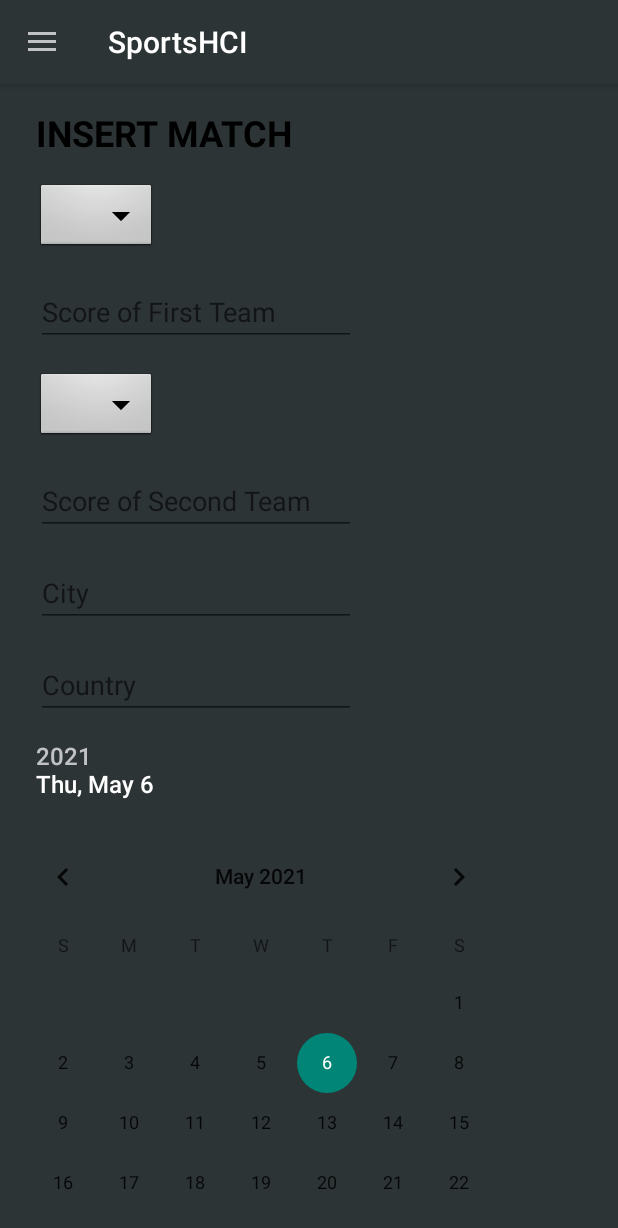
After one commit to Jorgy27/SportsHCI, an Android app: the fragment AddTeamMatch placed in its activity, on a phone screen of 412 x 824 dp. The commit adds this screen. Shown: the top 1228 px of the screen. Run offline under Robolectric (Android 15) with nearby library versions, the phone set to English and light mode, and no system bars; our stand-ins replace Firebase (no records; nobody signed in at launch, a user with empty details on screens opened directly), Room's generated code; 2 statements that could not run were skipped.

Commit message:
You can now insert Team Matches on the cloud database using the app. I also updated the local database with new queries for athletes and teams so we can search them based on their sport.

```diff
--- /dev/null
+++ b/app/src/main/java/com/example/sportshci/Matches/AddTeamMatch.java
@@ -0,0 +1,214 @@
+package com.example.sportshci.Matches;
+
+import android.os.Build;
+import android.os.Bundle;
+
+import androidx.annotation.NonNull;
+import androidx.annotation.RequiresApi;
+import androidx.fragment.app.Fragment;
+
+import android.util.Log;
+import android.view.LayoutInflater;
+import android.view.View;
+import android.view.ViewGroup;
+import android.widget.AdapterView;
+import android.widget.ArrayAdapter;
+import android.widget.Button;
+import android.widget.DatePicker;
+import android.widget.EditText;
+import android.widget.Spinner;
+import android.widget.TimePicker;
+import android.widget.Toast;
+
+import com.example.sportshci.FirestoreDB.TeamMatches;
+import com.example.sportshci.R;
+import com.example.sportshci.Room.Athlete;
+import com.example.sportshci.Room.Sport;
+import com.example.sportshci.Room.Team;
+import com.example.sportshci.SideMenuActivity;
+import com.google.android.gms.tasks.OnCompleteListener;
+import com.google.android.gms.tasks.OnSuccessListener;
+import com.google.android.gms.tasks.Task;
+import com.google.firebase.firestore.DocumentReference;
+import com.google.firebase.firestore.Query;
+import com.google.firebase.firestore.QuerySnapshot;
+
+import java.util.ArrayList;
+import java.util.Calendar;
+import java.util.Date;
+import java.util.GregorianCalendar;
+import java.util.HashMap;
+import java.util.List;
+import java.util.Map;
+
+
+public class AddTeamMatch extends  Fragment implements AdapterView.OnItemSelectedListener{
+    EditText townTxt,countryTxt,score1Txt,score2Txt;
+    DatePicker datePicker;
+    TimePicker timePicker;
+    Button submit;
+    View view;
+    List<Team> teamList;
+    String team1Name,team2Name;
+
+    @Override
+    public void onCreate(Bundle savedInstanceState) {
+        super.onCreate(savedInstanceState);
+    }
+
+    @RequiresApi(api = Build.VERSION_CODES.M)
+    @Override
+    public View onCreateView(LayoutInflater inflater, ViewGroup container,
+                             Bundle savedInstanceState) {
+        // Inflate the layout for this fragment
+        view = inflater.inflate(R.layout.fragment_add_team_match, container, false);
+
+        townTxt = view.findViewById(R.id.insertTeamMatchCity);
+        countryTxt = view.findViewById(R.id.insertTeamMatchCountry);
+        score1Txt = view.findViewById(R.id.insertTeamMatchScore1);
+        score2Txt = view.findViewById(R.id.insertTeamMatchScore2);
+        datePicker = (DatePicker) view.findViewById(R.id.insertTeamMatchDate_picker);
+        timePicker = (TimePicker) view.findViewById(R.id.insertTeamMatchTime_picker);
+
+        CreateTeamsDropDownSpinner();
+        InstantiateSubmitButton();
+
+        return view;
+    }
+
+    @RequiresApi(api = Build.VERSION_CODES.M)
+    private void InstantiateSubmitButton() {
+        submit = view.findViewById(R.id.insertTeamMatchSubmitBtn);
+
+        submit.setOnClickListener((v -> {
+            int var_score1=0;
+            int var_score2=0;
+
+            String var_city = townTxt.getText().toString();
+            String var_country = countryTxt.getText().toString();
+            String var_score1Txt = score1Txt.getText().toString();
+            String var_score2Txt = score2Txt.getText().toString();
+            String var_gender = SideMenuActivity.clickedSport.getGender();
+            String var_sport = SideMenuActivity.clickedSport.getName();
+
+            if(var_score1Txt!="" && var_score2Txt!=""){
+                var_score1 = Integer.parseInt(var_score1Txt);
+                var_score2 = Integer.parseInt(var_score2Txt);
+            }
+
+            Calendar calendar = new GregorianCalendar(datePicker.getMonth()
+                    ,datePicker.getDayOfMonth()
+                    ,datePicker.getYear()
+                    ,timePicker.getHour()
+                    ,timePicker.getMinute());
+            Date var_dateTime = calendar.getTime();
+
+            Map<String,String> var_teams = new HashMap<String,String>();
+            Map<String,Integer> var_scores = new HashMap<String,Integer>();
+
+            var_teams.put("team1",team1Name);
+            var_teams.put("team2",team2Name);
+            var_scores.put("team1",var_score1);
+            var_scores.put("team2",var_score2);
+
+            SideMenuActivity.db
+                    .collection("Matches")
+                    .document("TeamMatch")
+                    .collection("T_Matches")
+                    .orderBy("code", Query.Direction.DESCENDING).limit(1)
+                    .get()
+                    .addOnSuccessListener(new OnSuccessListener<QuerySnapshot>()
+                    {
+                        @Override
+                        public void onSuccess(QuerySnapshot queryDocumentSnapshots)
+                        {
+
+                            List<TeamMatches> team = new ArrayList<>();
+                            team = queryDocumentSnapshots.toObjects(TeamMatches.class);
+                            int code = team.get(0).getCode()+1;
+
+                            TeamMatches teamMatch = new TeamMatches();
+                            teamMatch.setCode(code);
+                            teamMatch.setSport(var_sport);
+                            teamMatch.setCity(var_city);
+                            teamMatch.setCountry(var_country);
+                            teamMatch.setGender(var_gender);
+                            teamMatch.setDate(var_dateTime);
+                            teamMatch.setTeams(var_teams);
+                            teamMatch.setScores(var_scores);
+
+                            insertTeamMatch(code,teamMatch);
+                        }
+
+                    });
+        }));
+
+
+    }
+
+    private void insertTeamMatch(int code,TeamMatches teamMatch){
+        SideMenuActivity.db
+                .collection("Matches")
+                .document("TeamMatch")
+                .collection("T_Matches")
+                .document(""+code)
+                .set(teamMatch)
+                .addOnCompleteListener(new OnCompleteListener<Void>() {
+                    @Override
+                    public void onComplete(@NonNull Task<Void> task) {
+                        Toast.makeText(getActivity(),"Team Match Added",Toast.LENGTH_LONG).show();
+                    }
+                })
+                .addOnFailureListener((e)->{
+                    Toast.makeText(getActivity(),"add team match failed",Toast.LENGTH_LONG).show();
+                });
+    }
+
+    private void CreateTeamsDropDownSpinner() {
+
+
+        int sport = SideMenuActivity.myDatabase.myDao().getSportIdByName(SideMenuActivity.clickedSport.getName());
+        teamList = SideMenuActivity.myDatabase.myDao().getTeamsBySport(sport);
+
+        Spinner team1Dropdown = view.findViewById(R.id.insertTeamMatchTeam1Spinner);
+        Spinner team2Dropdown = view.findViewById(R.id.insertTeamMatchTeam2Spinner);
+        String[] items = new String[teamList.size()];
+
+        for(int i=0;i<items.length;i++)
+        {
+            items[i]=teamList.get(i).getName();
+        }
+        //String[] items = new String[]{"Male","Female"};
+        ArrayAdapter<String> adapter = new ArrayAdapter<>(getActivity(),android.R.layout.simple_spinner_item, items);
+        team1Dropdown.setAdapter(adapter);
+        team1Dropdown.setOnItemSelectedListener(this);
+
+        team2Dropdown.setAdapter(adapter);
+        team2Dropdown.setOnItemSelectedListener(this);
+
+    }
+
+    @Override
+    public void onItemSelected(AdapterView<?> parent, View view, int position, long id) {
+        if(parent.getId()==R.id.insertTeamMatchTeam1Spinner)
+        {
+            team1Name=teamList.get(position).getName();
+            //genderText=parent.getItemAtPosition(position).toString();
+        }else if(parent.getId()==R.id.insertTeamMatchTeam2Spinner)
+        {
+            team2Name = teamList.get(position).getName();
+        }
+    }
+
+    @Override
+    public void onNothingSelected(AdapterView<?> parent) {
+        if(parent.getId()==R.id.insertTeamMatchTeam1Spinner)
+        {
+            team1Name=null;
+            //genderText=parent.getItemAtPosition(position).toString();
+        }else if(parent.getId()==R.id.insertTeamMatchTeam2Spinner)
+        {
+            team2Name = null;
+        }
+    }
+}
--- a/app/src/main/java/com/example/sportshci/Room/MyDao.java
+++ b/app/src/main/java/com/example/sportshci/Room/MyDao.java
@@ -36,6 +36,9 @@ public interface MyDao {
     @Query("SELECT * FROM ATHLETES")
     public List<Athlete> getAthletes();
 
+    @Query("SELECT * FROM ATHLETES WHERE ATHLETES.SPORT = :sportCode")
+    public List<Athlete> getAthletesBySport(int sportCode);
+
     @Delete
     public void deleteAthlete(Athlete athlete);
 
@@ -46,6 +49,9 @@ public interface MyDao {
     @Query("SELECT * FROM Teams")
     public List<Team> getTeams();
 
+    @Query("SELECT * FROM TEAMS WHERE TEAMS.SPORT = :sportCode")
+    public List<Team> getTeamsBySport(int sportCode);
+
     @Delete
     public void deleteTeam(Team team);
 }
--- a/app/src/main/java/com/example/sportshci/Room/Team.java
+++ b/app/src/main/java/com/example/sportshci/Room/Team.java
@@ -74,4 +74,6 @@ public class Team {
     public void setBirthday(String birthday) {
         this.birthday = birthday;
     }
+
+
 }
--- /dev/null
+++ b/app/src/main/res/layout/fragment_add_team_match.xml
@@ -0,0 +1,134 @@
+<?xml version="1.0" encoding="utf-8"?>
+<androidx.constraintlayout.widget.ConstraintLayout xmlns:android="http://schemas.android.com/apk/res/android"
+    xmlns:app="http://schemas.android.com/apk/res-auto"
+    xmlns:tools="http://schemas.android.com/tools"
+    android:layout_width="match_parent"
+    android:layout_height="match_parent"
+    tools:context=".AthletesAndTeams.AddAthlete">
+
+    <androidx.core.widget.NestedScrollView
+        android:layout_width="0dp"
+        android:layout_height="0dp"
+        app:layout_constraintBottom_toBottomOf="parent"
+        app:layout_constraintEnd_toEndOf="parent"
+        app:layout_constraintStart_toStartOf="parent"
+        app:layout_constraintTop_toTopOf="parent">
+
+
+        <LinearLayout
+            android:id="@+id/mainContainer"
+            android:layout_width="match_parent"
+            android:layout_height="match_parent"
+            android:orientation="vertical"
+            app:layout_constraintBottom_toBottomOf="parent"
+            app:layout_constraintEnd_toEndOf="parent"
+            app:layout_constraintStart_toStartOf="parent"
+            app:layout_constraintTop_toTopOf="parent">
+
+            <TextView
+                style="@style/MyText"
+                android:id="@+id/textView"
+                android:layout_width="wrap_content"
+                android:layout_height="wrap_content"
+                android:layout_marginStart="24dp"
+                android:layout_marginLeft="24dp"
+                android:layout_marginTop="16dp"
+                android:text="INSERT MATCH"
+                android:textAllCaps="true"
+                android:textColor="@color/black"
+                android:textSize="24sp"
+                android:textStyle="bold" />
+
+            <androidx.appcompat.widget.AppCompatSpinner
+                android:id="@+id/insertTeamMatchTeam1Spinner"
+                android:layout_width="wrap_content"
+                android:layout_height="wrap_content"
+                android:layout_marginStart="24dp"
+                android:layout_marginLeft="24dp"
+                android:layout_marginTop="16dp"
+                android:background="@android:drawable/btn_dropdown"
+                android:spinnerMode="dropdown" />
+
+            <EditText
+                android:id="@+id/insertTeamMatchScore1"
+                android:layout_width="wrap_content"
+                android:layout_height="wrap_content"
+                android:layout_marginStart="24dp"
+                android:layout_marginLeft="24dp"
+                android:layout_marginTop="16dp"
+                android:ems="10"
+                android:hint="Score of First Team"
+                android:inputType="number" />
+
+            <androidx.appcompat.widget.AppCompatSpinner
+                android:id="@+id/insertTeamMatchTeam2Spinner"
+                android:layout_width="wrap_content"
+                android:layout_height="wrap_content"
+                android:layout_marginStart="24dp"
+                android:layout_marginLeft="24dp"
+                android:layout_marginTop="16dp"
+                android:background="@android:drawable/btn_dropdown"
+                android:spinnerMode="dropdown" />
+
+            <EditText
+                android:id="@+id/insertTeamMatchScore2"
+                android:layout_width="wrap_content"
+                android:layout_height="wrap_content"
+                android:layout_marginStart="24dp"
+                android:layout_marginLeft="24dp"
+                android:layout_marginTop="16dp"
+                android:ems="10"
+                android:hint="Score of Second Team"
+                android:inputType="number" />
+
+            <EditText
+                android:id="@+id/insertTeamMatchCity"
+                android:layout_width="wrap_content"
+                android:layout_height="wrap_content"
+                android:layout_marginStart="24dp"
+                android:layout_marginLeft="24dp"
+                android:layout_marginTop="16dp"
+                android:ems="10"
+                android:hint="City"
+                android:inputType="textPersonName" />
+
+            <EditText
+                android:id="@+id/insertTeamMatchCountry"
+                android:layout_width="wrap_content"
+                android:layout_height="wrap_content"
+                android:layout_marginStart="24dp"
+                android:layout_marginLeft="24dp"
+                android:layout_marginTop="16dp"
+                android:ems="10"
+                android:hint="Country"
+                android:inputType="textPersonName" />
+
+            <DatePicker
+                android:id="@+id/insertTeamMatchDate_picker"
+                android:layout_width="match_parent"
+                android:layout_height="0dp"
+                android:layout_weight="4"
+                android:calendarViewShown="true"
+                android:spinnersShown="false" />
+
+            <TimePicker
+                android:id="@+id/insertTeamMatchTime_picker"
+                android:layout_weight="4"
+                android:layout_width="match_parent"
+                android:layout_height="0dp" />
+
+            <Button
+                android:id="@+id/insertTeamMatchSubmitBtn"
+                android:layout_width="wrap_content"
+                android:layout_height="wrap_content"
+                android:layout_marginStart="24dp"
+                android:layout_marginLeft="24dp"
+                android:layout_marginTop="16dp"
+                android:ems="10"
+                android:text="Submit" />
+        </LinearLayout>
+
+    </androidx.core.widget.NestedScrollView>
+
+
+</androidx.constraintlayout.widget.ConstraintLayout>
```
Also changed, not shown: app/src/main/java/com/example/sportshci/Matches/AddMatch.java (deleted, +0 -66 lines), app/src/main/java/com/example/sportshci/SideMenuActivity.java (+10 -1 lines), app/src/main/res/layout/fragment_add_match.xml (deleted, +0 -26 lines).
